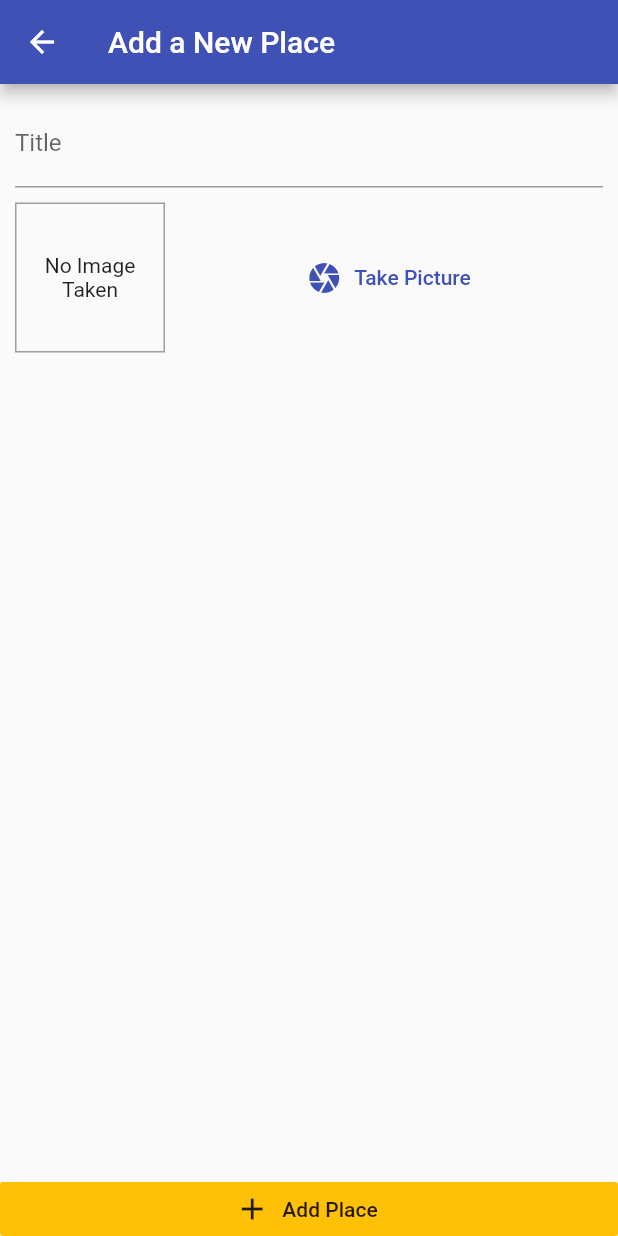
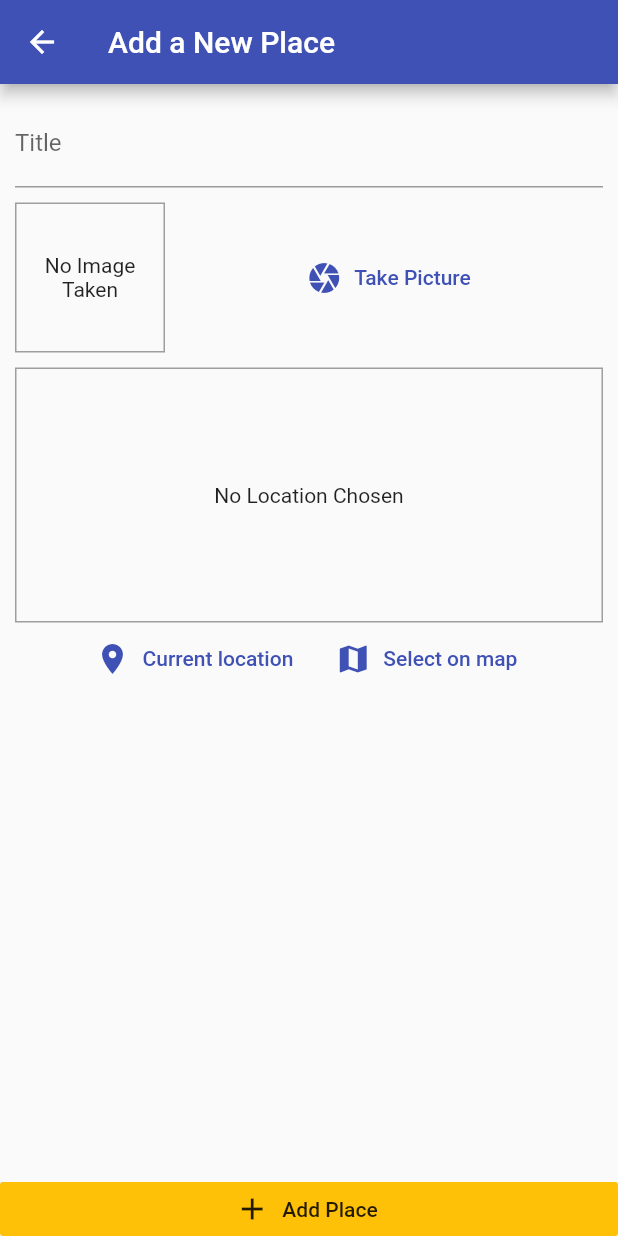
Before and after one commit to jonasreycian/snap_n_go, a Flutter app: the AddPlaceScreen screen opened by its route, on a phone screen of 412 x 824 dp. Run offline on Flutter 3.47's test engine with Material 2 defaults, Android fonts, the phone set to English and light mode, and no system bars; our stand-ins replace image_picker, sqflite; accounts and stored records are empty.

Commit message:
Adding a Location Input & The "location" Package

```diff
--- a/lib/screens/add_place_screen.dart
+++ b/lib/screens/add_place_screen.dart
@@ -5,6 +5,7 @@ import 'package:provider/provider.dart';
 import 'package:snap_n_go/providers/great_places.dart';
 
 import 'package:snap_n_go/widgets/image_input.dart';
+import 'package:snap_n_go/widgets/location_input.dart';
 
 
 class AddPlaceScreen extends StatefulWidget {
@@ -54,6 +55,8 @@ class _AddPlaceScreenState extends State<AddPlaceScreen> {
                       height: 10,
                     ),
                     ImageInput(_selectImage),
+                    SizedBox(height: 10,),
+                    LocationInput(),
                   ],
                 ),
               ),
--- /dev/null
+++ b/lib/widgets/location_input.dart
@@ -0,0 +1,59 @@
+import 'package:flutter/material.dart';
+
+class LocationInput extends StatefulWidget {
+  @override
+  _LocationInputState createState() => _LocationInputState();
+}
+
+class _LocationInputState extends State<LocationInput> {
+  String _previeImageUrl;
+
+  @override
+  Widget build(BuildContext context) {
+    return Column(
+      children: <Widget>[
+        Container(
+          height: 170,
+          width: double.infinity,
+          alignment: Alignment.center,
+          decoration: BoxDecoration(
+              border: Border.all(
+            width: 1,
+            color: Colors.grey,
+          )),
+          child: _previeImageUrl == null
+              ? Text(
+                  'No Location Chosen',
+                  textAlign: TextAlign.center,
+                )
+              : Image.network(
+                  _previeImageUrl,
+                  fit: BoxFit.cover,
+                  width: double.infinity,
+                ),
+        ),
+        Row(
+          mainAxisAlignment: MainAxisAlignment.center,
+          children: <Widget>[
+            FlatButton.icon(
+              icon: Icon(
+                Icons.location_on,
+              ),
+              label: Text('Current location'),
+              textColor: Theme.of(context).primaryColor,
+              onPressed: () {},
+            ),
+            FlatButton.icon(
+              icon: Icon(
+                Icons.map,
+              ),
+              label: Text('Select on map'),
+              textColor: Theme.of(context).primaryColor,
+              onPressed: () {},
+            )
+          ],
+        ),
+      ],
+    );
+  }
+}
```
Also changed, not shown: pubspec.yaml (+1 -9 lines), pubspec.lock, 4 other files.
